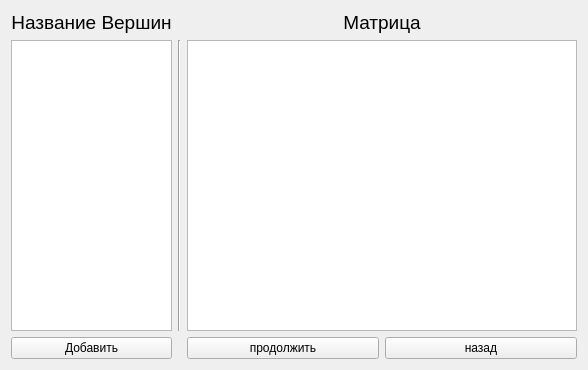
Laitielly/BiblioGraph, file matrixwindow.ui: the form before one commit.
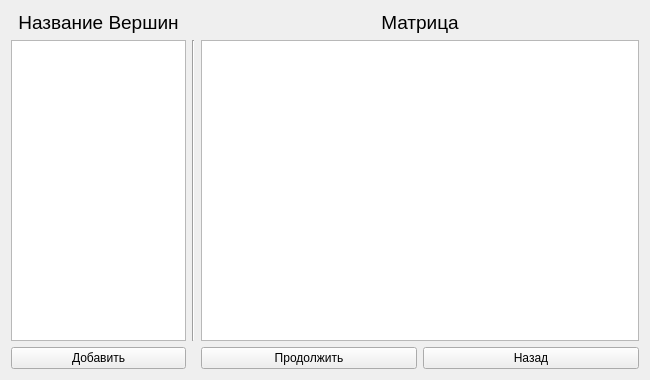
The form after the commit. Icons and pictures are not drawn.

Patch:
```diff
--- a/matrixwindow.ui
+++ b/matrixwindow.ui
@@ -6,8 +6,8 @@
    <rect>
     <x>0</x>
     <y>0</y>
-    <width>588</width>
-    <height>370</height>
+    <width>650</width>
+    <height>380</height>
    </rect>
   </property>
   <property name="windowTitle">
@@ -26,14 +26,14 @@
      <item>
       <widget class="QPushButton" name="check_table">
        <property name="text">
-        <string>продолжить</string>
+        <string>Продолжить</string>
        </property>
       </widget>
      </item>
      <item>
       <widget class="QPushButton" name="matrix_step_botom">
        <property name="text">
-        <string>назад</string>
+        <string>Назад</string>
        </property>
       </widget>
      </item>
```
Left out of the diff: 10 changed lines with no effect on the pictures.
